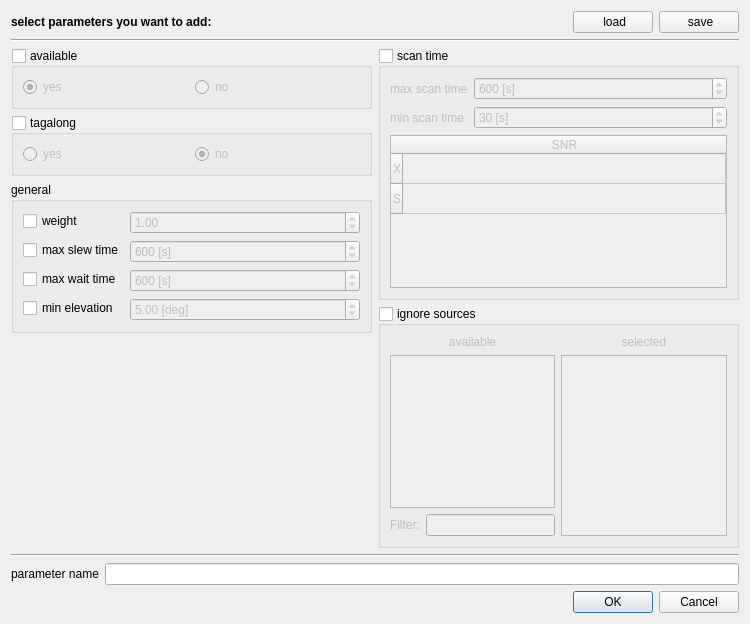
Old version of the form stationparametersdialog.ui in the repository TUW-VieVS/VieSchedpp.
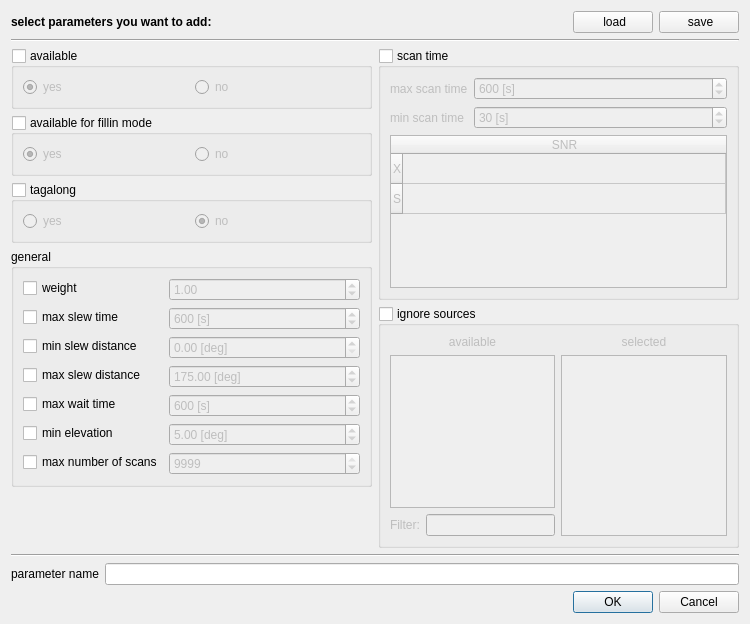
New version of the form. Icons and pictures are not drawn.

```diff
--- a/stationparametersdialog.ui
+++ b/stationparametersdialog.ui
@@ -109,6 +109,38 @@
          </layout>
         </widget>
        </item>
+       <item>
+        <widget class="QGroupBox" name="groupBox_availableForFillinmode">
+         <property name="title">
+          <string>available for fillin mode</string>
+         </property>
+         <property name="checkable">
+          <bool>true</bool>
+         </property>
+         <property name="checked">
+          <bool>false</bool>
+         </property>
+         <layout class="QHBoxLayout" name="horizontalLayout_7">
+          <item>
+           <widget class="QRadioButton" name="radioButton_availableFillin_yes">
+            <property name="text">
+             <string>yes</string>
+            </property>
+            <property name="checked">
+             <bool>true</bool>
+            </property>
+           </widget>
+          </item>
+          <item>
+           <widget class="QRadioButton" name="radioButton_availableFillin_no">
+            <property name="text">
+             <string>no</string>
+            </property>
+           </widget>
+          </item>
+         </layout>
+        </widget>
+       </item>
        <item>
         <widget class="QGroupBox" name="groupBox_tagalong">
          <property name="title">
@@ -147,6 +179,13 @@
           <string>general</string>
          </property>
          <layout class="QFormLayout" name="formLayout_3">
+          <item row="0" column="0">
+           <widget class="QCheckBox" name="checkBox_weight">
+            <property name="text">
+             <string>weight</string>
+            </property>
+           </widget>
+          </item>
           <item row="0" column="1">
            <widget class="QDoubleSpinBox" name="doubleSpinBox_weight">
             <property name="enabled">
@@ -160,64 +199,6 @@
             </property>
            </widget>
           </item>
-          <item row="1" column="1">
-           <widget class="QSpinBox" name="spinBox_maxSlewTime">
-            <property name="enabled">
-             <bool>false</bool>
-            </property>
-            <property name="suffix">
-             <string> [s]</string>
-            </property>
-            <property name="maximum">
-             <number>9999</number>
-            </property>
-            <property name="singleStep">
-             <number>60</number>
-            </property>
-            <property name="value">
-             <number>600</number>
-            </property>
-           </widget>
-          </item>
-          <item row="2" column="1">
-           <widget class="QSpinBox" name="spinBox_maxWaitTime">
-            <property name="enabled">
-             <bool>false</bool>
-            </property>
-            <property name="suffix">
-             <string> [s]</string>
-            </property>
-            <property name="maximum">
-             <number>9999</number>
-            </property>
-            <property name="singleStep">
-             <number>60</number>
-            </property>
-            <property name="value">
-             <number>600</number>
-            </property>
-           </widget>
-          </item>
-          <item row="3" column="1">
-           <widget class="QDoubleSpinBox" name="doubleSpinBox_minElevation">
-            <property name="enabled">
-             <bool>false</bool>
-            </property>
-            <property name="suffix">
-             <string> [deg]</string>
-            </property>
-            <property name="value">
-             <double>5.000000000000000</double>
-            </property>
-           </widget>
-          </item>
-          <item row="0" column="0">
-           <widget class="QCheckBox" name="checkBox_weight">
-            <property name="text">
-             <string>weight</string>
-            </property>
-           </widget>
-          </item>
           <item row="1" column="0">
            <widget class="QCheckBox" name="checkBox_maxSlewTime">
             <property name="text">
@@ -225,20 +206,140 @@
             </property>
            </widget>
           </item>
-          <item row="2" column="0">
+          <item row="1" column="1">
+           <widget class="QSpinBox" name="spinBox_maxSlewTime">
+            <property name="enabled">
+             <bool>false</bool>
+            </property>
+            <property name="suffix">
+             <string> [s]</string>
+            </property>
+            <property name="maximum">
+             <number>9999</number>
+            </property>
+            <property name="singleStep">
+             <number>60</number>
+            </property>
+            <property name="value">
+             <number>600</number>
+            </property>
+           </widget>
+          </item>
+          <item row="4" column="0">
            <widget class="QCheckBox" name="checkBox_maxWaitTime">
             <property name="text">
              <string>max wait time</string>
             </property>
            </widget>
           </item>
-          <item row="3" column="0">
+          <item row="4" column="1">
+           <widget class="QSpinBox" name="spinBox_maxWaitTime">
+            <property name="enabled">
+             <bool>false</bool>
+            </property>
+            <property name="suffix">
+             <string> [s]</string>
+            </property>
+            <property name="maximum">
+             <number>9999</number>
+            </property>
+            <property name="singleStep">
+             <number>60</number>
+            </property>
+            <property name="value">
+             <number>600</number>
+            </property>
+           </widget>
+          </item>
+          <item row="5" column="0">
            <widget class="QCheckBox" name="checkBox_minElevation">
             <property name="text">
              <string>min elevation</string>
             </property>
            </widget>
           </item>
+          <item row="5" column="1">
+           <widget class="QDoubleSpinBox" name="doubleSpinBox_minElevation">
+            <property name="enabled">
+             <bool>false</bool>
+            </property>
+            <property name="suffix">
+             <string> [deg]</string>
+            </property>
+            <property name="value">
+             <double>5.000000000000000</double>
+            </property>
+           </widget>
+          </item>
+          <item row="2" column="0">
+           <widget class="QCheckBox" name="checkBox_minSlewDistance">
+            <property name="text">
+             <string>min slew distance</string>
+            </property>
+           </widget>
+          </item>
+          <item row="3" column="0">
+           <widget class="QCheckBox" name="checkBox_maxSlewDistance">
+            <property name="text">
+             <string>max slew distance</string>
+            </property>
+           </widget>
+          </item>
+          <item row="2" column="1">
+           <widget class="QDoubleSpinBox" name="doubleSpinBox_minSlewDistance">
+            <property name="enabled">
+             <bool>false</bool>
+            </property>
+            <property name="suffix">
+             <string> [deg]</string>
+            </property>
+            <property name="maximum">
+             <double>360.000000000000000</double>
+            </property>
+            <property name="singleStep">
+             <double>5.000000000000000</double>
+            </property>
+           </widget>
+          </item>
+          <item row="3" column="1">
+           <widget class="QDoubleSpinBox" name="doubleSpinBox_maxSlewDistance">
+            <property name="enabled">
+             <bool>false</bool>
+            </property>
+            <property name="suffix">
+             <string> [deg]</string>
+            </property>
+            <property name="maximum">
+             <double>360.000000000000000</double>
+            </property>
+            <property name="singleStep">
+             <double>5.000000000000000</double>
+            </property>
+            <property name="value">
+             <double>175.000000000000000</double>
+            </property>
+           </widget>
+          </item>
+          <item row="6" column="0">
+           <widget class="QCheckBox" name="checkBox_maxNumberOfScans">
+            <property name="text">
+             <string>max number of scans</string>
+            </property>
+           </widget>
+          </item>
+          <item row="6" column="1">
+           <widget class="QSpinBox" name="spinBox_maxNumberOfScans">
+            <property name="enabled">
+             <bool>false</bool>
+            </property>
+            <property name="maximum">
+             <number>9999</number>
+            </property>
+            <property name="value">
+             <number>9999</number>
+            </property>
+           </widget>
+          </item>
          </layout>
         </widget>
        </item>
```
Left out of the diff: 80 changed lines with no effect on the pictures.
